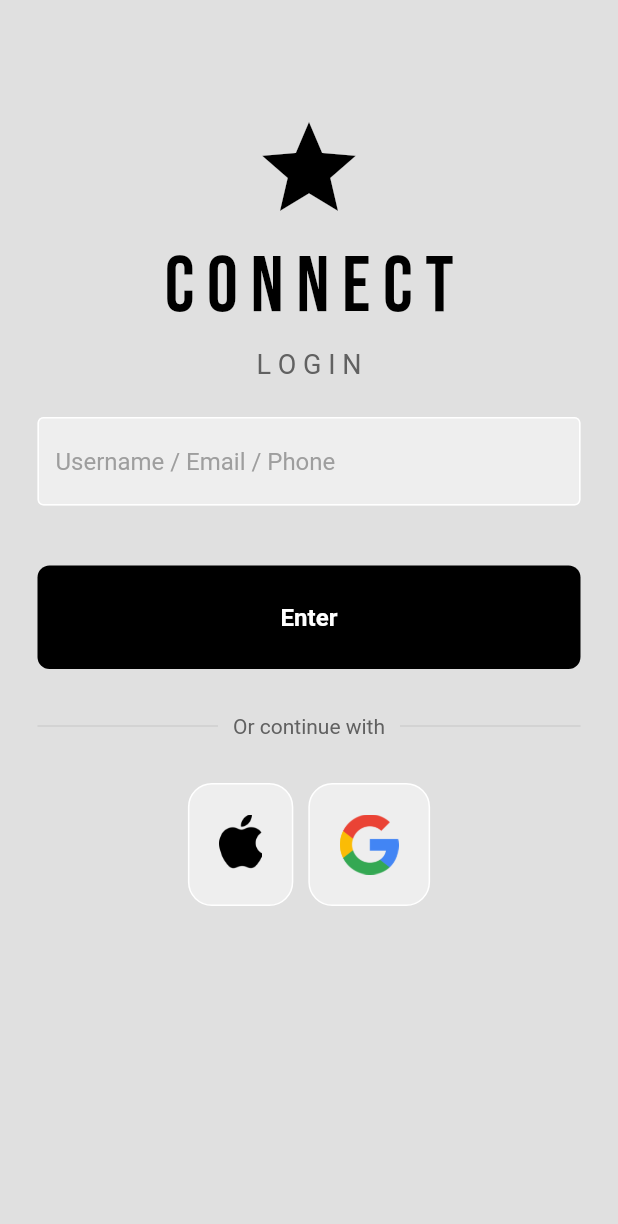
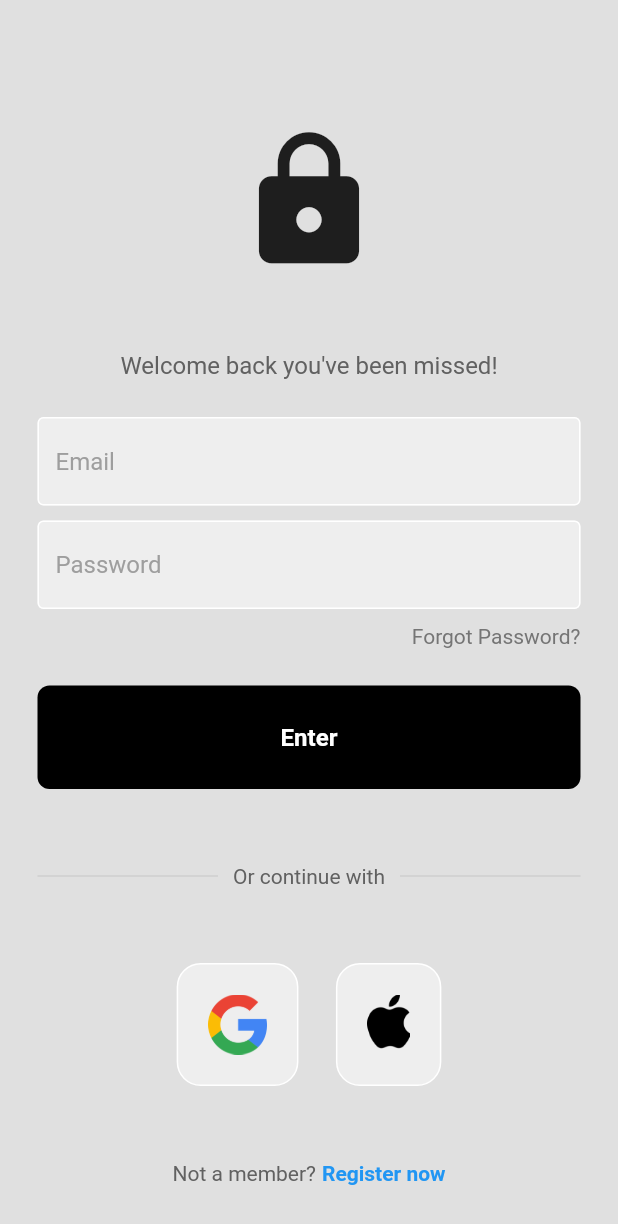
Before and after one commit to ustmrw/connect, a Flutter app: the LoginPage screen opened directly, on a phone screen of 412 x 824 dp. Shown: the top 1224 px of the screen. Run offline on Flutter 3.47's test engine with Material 2 defaults, Android fonts, the phone set to English and light mode, and no system bars; our stand-ins replace email_validator, firebase_auth, flutter_bloc, flutter_slidable, google_fonts, image_picker and 4 more; accounts and stored records are empty; network calls fail.

```diff
--- a/lib/constants.dart
+++ b/lib/constants.dart
@@ -11,7 +11,7 @@ var myAppBar = AppBar(
 
 var tilePadding = const EdgeInsets.all(8);
 var myDrawer = Drawer(
-  width: 250,
+  width: 275,
   elevation: 0,
   child: Container(
     decoration: BoxDecoration(borderRadius: BorderRadius.circular(8)),
--- a/lib/login.dart
+++ b/lib/login.dart
@@ -1,93 +1,162 @@
+import 'package:connect/home.dart';
+import 'package:firebase_auth/firebase_auth.dart';
+import 'package:flutter/material.dart';
 import 'package:connect/util/my_button.dart';
 import 'package:connect/util/my_textfield.dart';
 import 'package:connect/util/square_tile.dart';
-import 'package:connect/home.dart';
-import 'package:flutter/material.dart';
-import 'package:google_fonts/google_fonts.dart';
 
-class LoginPage extends StatelessWidget {
+class LoginPage extends StatefulWidget {
   LoginPage({super.key});
 
-  final usernameController = TextEditingController();
-  // final passwordController = TextEditingController();
+  @override
+  State<LoginPage> createState() => _LoginPageState();
+}
 
-  // void signUserIn() {}
+class _LoginPageState extends State<LoginPage> {
+  // text editing controllers
+  final emailController = TextEditingController();
+  final passwordController = TextEditingController();
+
+  // sign user in method
+  void signUserIn() async {
+    // show loading circle
+    showDialog(
+      context: context,
+      builder: (context) {
+        return const Center(
+          child: CircularProgressIndicator(),
+        );
+      },
+    );
+
+    // try sign in
+    try {
+      await FirebaseAuth.instance.signInWithEmailAndPassword(
+        email: emailController.text,
+        password: passwordController.text,
+      );
+      // pop the loading circle
+      Navigator.pop(context);
+    } on FirebaseAuthException catch (e) {
+      // pop the loading circle
+      Navigator.pop(context);
+      // WRONG EMAIL
+      if (e.code == 'user-not-found') {
+        // show error to user
+        wrongEmailMessage();
+      }
+
+      // WRONG PASSWORD
+      else if (e.code == 'wrong-password') {
+        // show error to user
+        wrongPasswordMessage();
+      }
+    }
+  }
+
+  // wrong email message popup
+  void wrongEmailMessage() {
+    showDialog(
+      context: context,
+      builder: (context) {
+        return const AlertDialog(
+          backgroundColor: Colors.deepPurple,
+          title: Center(
+            child: Text(
+              'Incorrect Email',
+              style: TextStyle(color: Colors.white),
+            ),
+          ),
+        );
+      },
+    );
+  }
+
+  // wrong password message popup
+  void wrongPasswordMessage() {
+    showDialog(
+      context: context,
+      builder: (context) {
+        return const AlertDialog(
+          backgroundColor: Colors.deepPurple,
+          title: Center(
+            child: Text(
+              'Incorrect Password',
+              style: TextStyle(color: Colors.white),
+            ),
+          ),
+        );
+      },
+    );
+  }
 
   @override
   Widget build(BuildContext context) {
     return Scaffold(
       backgroundColor: Colors.grey[300],
-      body: SingleChildScrollView(
-        child: SafeArea(
+      body: SafeArea(
         child: Center(
           child: Column(
             mainAxisAlignment: MainAxisAlignment.center,
             children: [
-                const SizedBox(
-                  height: 75,
+              const SizedBox(height: 50),
+
+              // logo
+              const Icon(
+                Icons.lock,
+                size: 100,
               ),
-                const Icon(
-                  Icons.star,
-                  size: 75,
-                  color: Colors.black,
-                ),
-                const SizedBox(
-                  height: 10,
-                ),
+
+              const SizedBox(height: 50),
+
+              // welcome back, you've been missed!
               Text(
-                  'C O N N E C T',
-                  style: GoogleFonts.bebasNeue(
-                    fontSize: 52,
-                    color: Colors.black,
+                'Welcome back you\'ve been missed!',
+                style: TextStyle(
+                  color: Colors.grey[700],
+                  fontSize: 16,
                 ),
               ),
-                const SizedBox(
-                  height: 10,
+
+              const SizedBox(height: 25),
+
+              // email textfield
+              MyTextField(
+                controller: emailController,
+                hintText: 'Email',
+                obscureText: false,
               ),
+
+              const SizedBox(height: 10),
+
+              // password textfield
+              MyTextField(
+                controller: passwordController,
+                hintText: 'Password',
+                obscureText: true,
+              ),
+
+              const SizedBox(height: 10),
+
+              // forgot password?
+              Padding(
+                padding: const EdgeInsets.symmetric(horizontal: 25.0),
+                child: Row(
+                  mainAxisAlignment: MainAxisAlignment.end,
+                  children: [
                     Text(
-                  'L O G I N',
-                  style: TextStyle(
-                    color: Colors.grey[700],
-                    fontSize: 18,
+                      'Forgot Password?',
+                      style: TextStyle(color: Colors.grey[600]),
+                    ),
+                  ],
                 ),
               ),
-                const SizedBox(
-                  height: 25,
-                ),
-                MyTextField(
-                  controller: usernameController,
-                  hintText: 'Username / Email / Phone',
-                  obscureText: false,
-                ),
-                // const SizedBox(
-                //   height: 10,
-                // ),
-                // MyTextField(
-                //   controller: passwordController,
-                //   hintText: 'Password',
-                //   obscureText: true,
-                // ),
-                const SizedBox(
-                  height: 20,
-                ),
-                // Padding(
-                //   padding: const EdgeInsets.symmetric(horizontal: 25.0),
-                //   child: Row(
-                //     mainAxisAlignment: MainAxisAlignment.end,
-                //     children: [
-                //       Text(
-                //         'Forgot Password?',
-                //         style: TextStyle(
-                //           color: Colors.grey[600],
-                //         ),
-                //       ),
-                //     ],
-                //   ),
-                // ),
-                const SizedBox(
-                  height: 20,
-                ),
+
+              const SizedBox(height: 25),
+
+              // sign in button
               MyButton(
+                // onTap: signUserIn,
                 onTap: () {
                   Navigator.push(
                     context,
@@ -95,11 +164,10 @@ class LoginPage extends StatelessWidget {
                   );
                 },
               ),
-                //   onTap: signUserIn,
-                // ),
-                const SizedBox(
-                  height: 30,
-                ),
+
+              const SizedBox(height: 50),
+
+              // or continue with
               Padding(
                 padding: const EdgeInsets.symmetric(horizontal: 25.0),
                 child: Row(
@@ -126,42 +194,44 @@ class LoginPage extends StatelessWidget {
                   ],
                 ),
               ),
-                const SizedBox(
-                  height: 30,
+
+              const SizedBox(height: 50),
+
+              // google + apple sign in buttons
+              Row(
+                mainAxisAlignment: MainAxisAlignment.center,
+                children: const [
+                  // google button
+                  SquareTile(imagePath: 'lib/img/G.png'),
+
+                  SizedBox(width: 25),
+
+                  // apple button
+                  SquareTile(imagePath: 'lib/img/apple.png')
+                ],
               ),
-                const Row(
+
+              const SizedBox(height: 50),
+
+              // not a member? register now
+              Row(
                 mainAxisAlignment: MainAxisAlignment.center,
                 children: [
-                    SquareTile(imagePath: 'lib/img/apple.png'),
-                    SizedBox(
-                      width: 10,
+                  Text(
+                    'Not a member?',
+                    style: TextStyle(color: Colors.grey[700]),
                   ),
-                    SquareTile(imagePath: 'lib/img/G.png'),
+                  const SizedBox(width: 4),
+                  const Text(
+                    'Register now',
+                    style: TextStyle(
+                      color: Colors.blue,
+                      fontWeight: FontWeight.bold,
+                    ),
+                  ),
                 ],
-                ),
-                const SizedBox(
-                  height: 75,
-                ),
-                // Row(
-                //   mainAxisAlignment: MainAxisAlignment.center,
-                //   children: [
-                //     Text(
-                //       'Want to signup by email or phone?',
-                //       style: TextStyle(color: Colors.grey[700]),
-                //     ),
-                //     const SizedBox(width: 4),
-                //     const Text(
-                //       'Register Now',
-                //       style: TextStyle(
-                //           color: Colors.blue, fontWeight: FontWeight.bold),
-                //     ),
-                //   ],
-                // ),
-                // const SizedBox(
-                //   height: 25,
-                // ),
+              )
             ],
-            ),
           ),
         ),
       ),
--- a/pubspec.yaml
+++ b/pubspec.yaml
@@ -31,6 +31,8 @@ dependencies:
   animations: ^2.0.7
   cupertino_icons: ^1.0.2
   email_validator: ^2.1.17
+  firebase_auth: ^4.9.0
+  firebase_core: ^2.15.1
   flutter:
     sdk: flutter
   flutter_bloc: ^8.1.3
```
Also changed, not shown: lib/auth.dart (added, +24 -0 lines), lib/main.dart (+10 -3 lines), lib/responsive/desktop_body.dart (+16 -70 lines), lib/responsive/mobile_body.dart (+16 -10 lines), lib/responsive/tablet_body.dart (+18 -39 lines), lib/util/my_card.dart (+4 -5 lines), lib/util/my_tile.dart (added, +17 -0 lines), pubspec.lock, 4 other files. Lines whose indentation alone changed are shown as unchanged.
